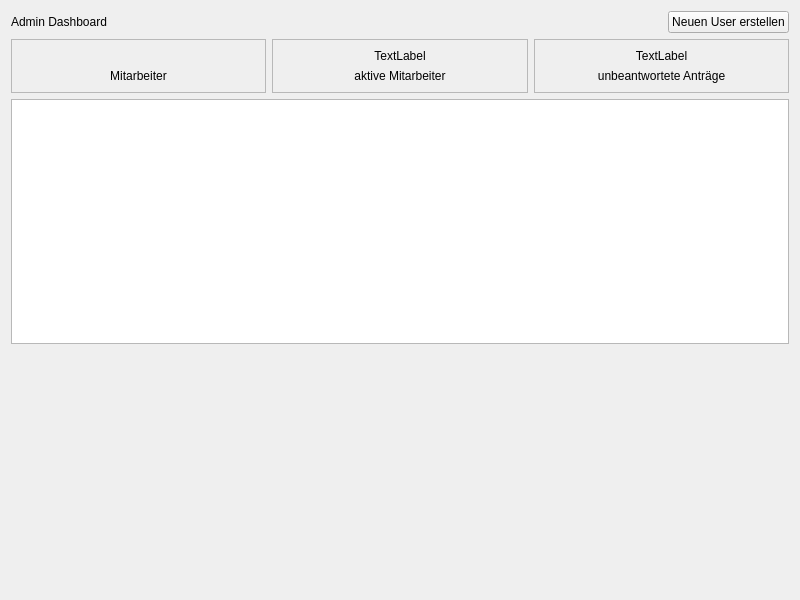
Old version of the form HR_Managment_System_Application/admindashboard.ui in the repository MehmetMertt/twentyONE_HR_System.
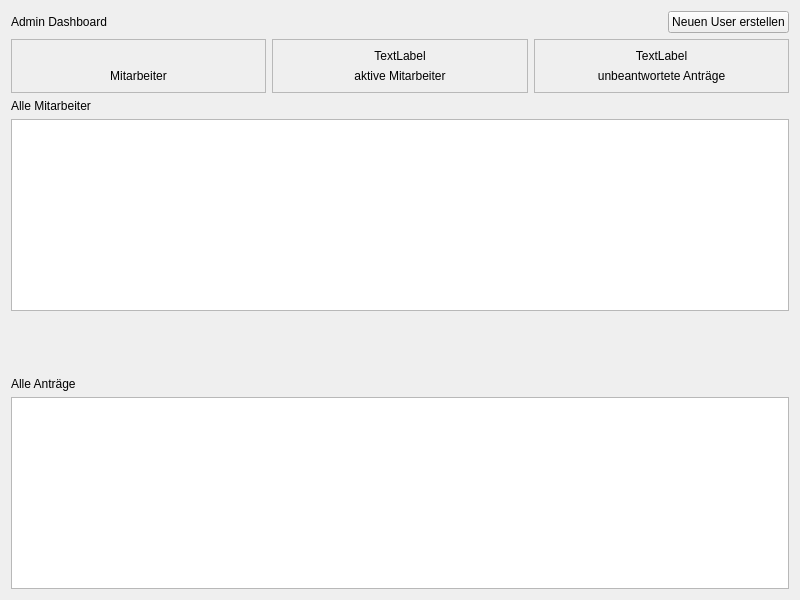
New version of the form.

```diff
--- a/HR_Managment_System_Application/admindashboard.ui
+++ b/HR_Managment_System_Application/admindashboard.ui
@@ -160,6 +160,13 @@
      </item>
     </layout>
    </item>
+   <item>
+    <widget class="QLabel" name="label_2">
+     <property name="text">
+      <string>Alle Mitarbeiter</string>
+     </property>
+    </widget>
+   </item>
    <item>
     <widget class="QListWidget" name="employee_list"/>
    </item>
@@ -176,6 +183,16 @@
      </property>
     </spacer>
    </item>
+   <item>
+    <widget class="QLabel" name="label_3">
+     <property name="text">
+      <string>Alle Anträge</string>
+     </property>
+    </widget>
+   </item>
+   <item>
+    <widget class="QListWidget" name="listWidget"/>
+   </item>
   </layout>
  </widget>
  <resources/>
```
